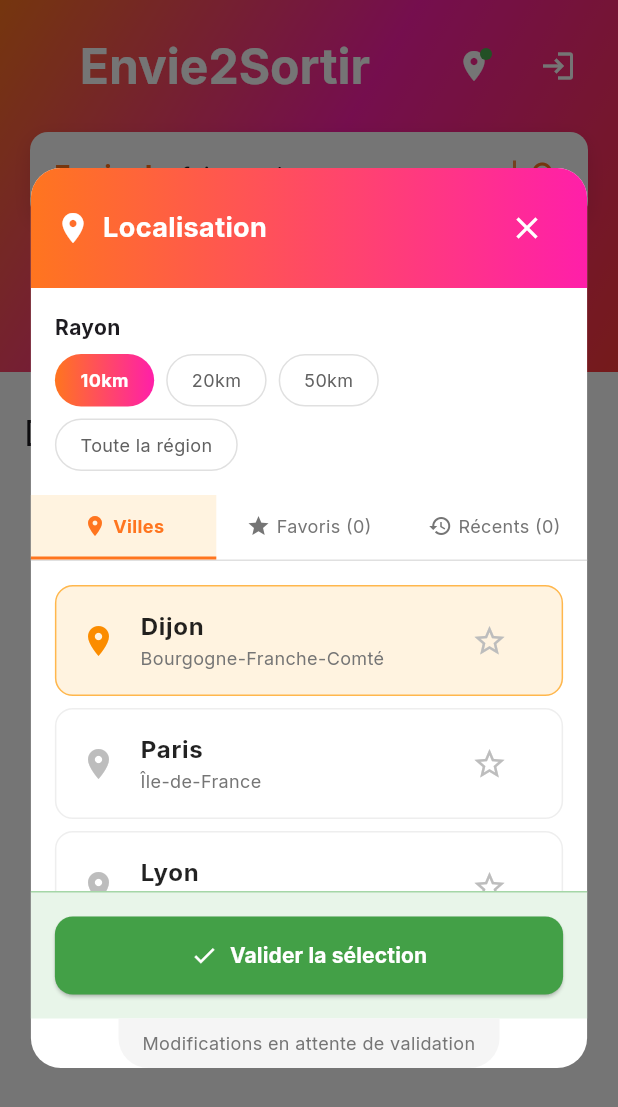
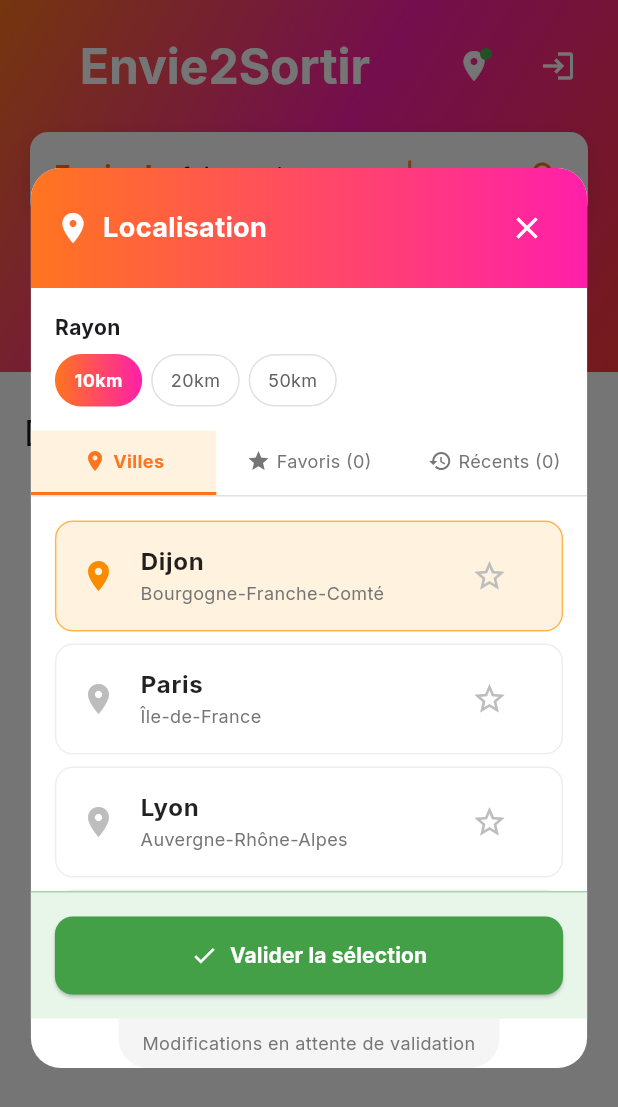
Before and after one commit to voicedhealer/eds-mobile-flutter, a Flutter app: the screen it shows after launch, after a tap on the "location on" icon, after a tap on the "login" icon, on a phone screen of 412 x 824 dp. Shown: the top 1107 px of the screen. Run offline on Flutter 3.47's test engine with Material 3 defaults, Android fonts, the phone set to English and light mode, and no system bars; our stand-ins replace cached_network_image, dio, flutter_dotenv, flutter_riverpod, geocoding, geolocator and 6 more; accounts and stored records are empty.

Commit message:
Update font configuration and enhance event repository queries
- Add LemonTuesday font with proper asset path and weight in pubspec.yaml.
- Update event repository queries to use correct inner join syntax for fetching city data from establishments.
- Refactor radius selector widget for improved layout and user interaction.
- Enhance EnvieSearchBar to support text overflow handling and maintain a clean UI.

```diff
--- a/lib/data/repositories/event_repository.dart
+++ b/lib/data/repositories/event_repository.dart
@@ -14,7 +14,7 @@
     if (city != null) {
       final response = await _supabase!
           .from('events')
-          .select('*, establishments!inner(city)')
+          .select('*, establishments!events_establishment_id_fkey!inner(city)')
           .eq('establishments.city', city)
           .gte('start_date', now.toIso8601String())
           .order('start_date', ascending: true);
@@ -27,7 +27,7 @@
     // Sinon, récupérer tous les événements
     final response = await _supabase!
         .from('events')
-        .select('*, establishments(city)')
+        .select('*, establishments!events_establishment_id_fkey(city)')
         .gte('start_date', now.toIso8601String())
         .order('start_date', ascending: true);
 
--- a/lib/features/location/widgets/radius_selector.dart
+++ b/lib/features/location/widgets/radius_selector.dart
@@ -49,7 +49,6 @@
         RadiusOption(value: 10, label: '10km'),
         RadiusOption(value: 20, label: '20km'),
         RadiusOption(value: 50, label: '50km'),
-        RadiusOption(value: 100, label: 'Toute la région'),
       ];
     }
   }
@@ -90,15 +89,19 @@
           ],
         ),
         const SizedBox(height: 8),
-        Wrap(
-          spacing: 8,
-          runSpacing: 8,
+        SingleChildScrollView(
+          scrollDirection: Axis.horizontal,
+          child: Padding(
+            padding: const EdgeInsets.only(right: 8),
+            child: Row(
               children: options.map((option) {
                 final isSelected = selectedRadius == option.value;
-            return InkWell(
+                return Padding(
+                  padding: const EdgeInsets.only(right: 6),
+                  child: InkWell(
                     onTap: () => onRadiusChanged(option.value),
                     child: Container(
-                padding: const EdgeInsets.symmetric(horizontal: 16, vertical: 8),
+                      padding: const EdgeInsets.symmetric(horizontal: 12, vertical: 8),
                       decoration: BoxDecoration(
                         gradient: isSelected
                             ? const LinearGradient(
@@ -122,8 +125,11 @@
                         ),
                       ),
                     ),
+                  ),
                 );
               }).toList(),
+            ),
+          ),
         ),
       ],
     );
--- a/lib/features/search/widgets/envie_search_bar.dart
+++ b/lib/features/search/widgets/envie_search_bar.dart
@@ -123,9 +123,13 @@
             ),
             const SizedBox(width: 8),
             Expanded(
+              child: Row(
+                children: [
+                  Flexible(
                     child: Text(
                       _currentPhrase,
                       style: const TextStyle(fontSize: 16),
+                      overflow: TextOverflow.ellipsis,
                     ),
                   ),
                   AnimatedBuilder(
@@ -136,10 +140,14 @@
                         child: Container(
                           width: 2,
                           height: 20,
+                          margin: const EdgeInsets.only(left: 2),
                           color: const Color(0xFFFF751F),
                         ),
                       );
                     },
+                  ),
+                ],
+              ),
             ),
             if (widget.isInteractive) ...[
               const SizedBox(width: 8),
```
Also changed, not shown: pubspec.yaml (+8 -8 lines), assets/fonts/LemonTuesday-Regular.otf (added). Lines whose indentation alone changed are shown as unchanged.
